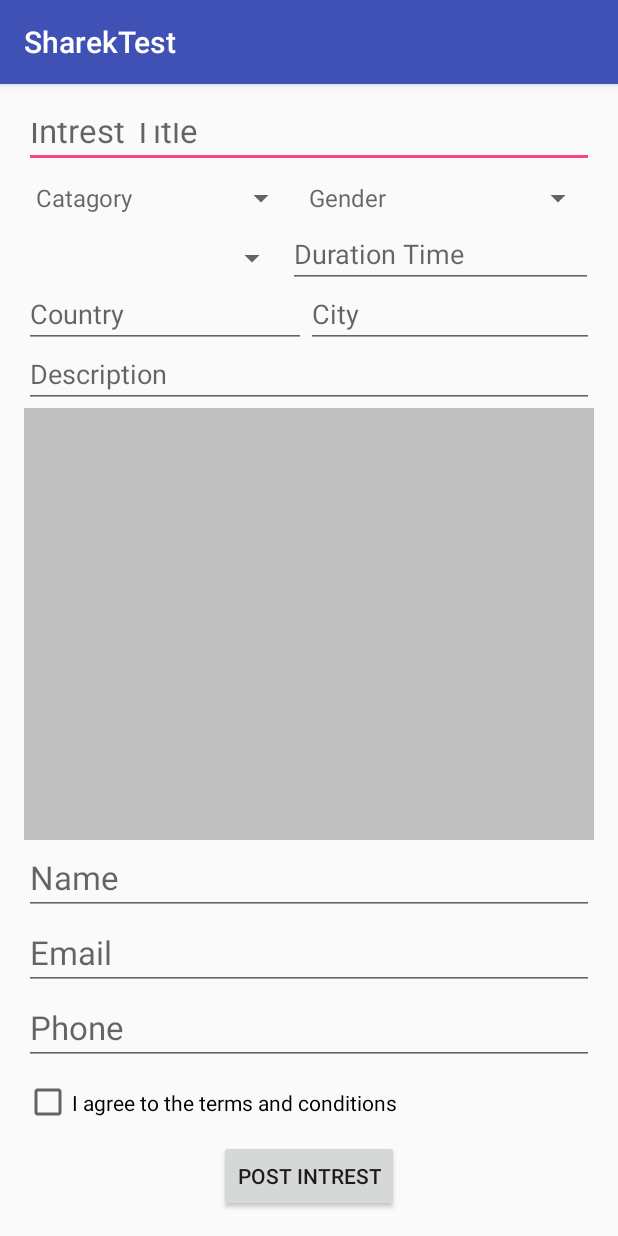
After one commit to khalidnaser2323/SharekTest, an Android app: the AddIntrest screen opened directly, with no data from a screen before it, on a phone screen of 412 x 824 dp. The commit adds this screen. Run offline under Robolectric (Android 15) with nearby library versions, the phone set to English and light mode, and no system bars.

Commit message:
Add add intrest page and creat custom array adaptor to spinner for edit spinner hint

```diff
--- a/app/src/main/AndroidManifest.xml
+++ b/app/src/main/AndroidManifest.xml
@@ -64,7 +64,8 @@
         <activity
             android:name=".ContactUs"
             android:label="@string/title_activity_contact_us"
-            android:theme="@style/AppTheme.NoActionBar"></activity>
+            android:theme="@style/AppTheme.NoActionBar" />
+        <activity android:name=".AddIntrest"></activity>
     </application>
 
 </manifest>
--- /dev/null
+++ b/app/src/main/java/com/example/khalid/sharektest/AddIntrest.java
@@ -0,0 +1,154 @@
+package com.example.khalid.sharektest;
+
+import android.content.Context;
+import android.support.v7.app.AppCompatActivity;
+import android.os.Bundle;
+import android.view.View;
+import android.view.ViewGroup;
+import android.widget.AdapterView;
+import android.widget.ArrayAdapter;
+import android.widget.Button;
+import android.widget.CheckBox;
+import android.widget.EditText;
+import android.widget.Spinner;
+import android.widget.TextView;
+import android.widget.Toast;
+
+import java.util.ArrayList;
+import java.util.List;
+
+public class AddIntrest extends AppCompatActivity implements AdapterView.OnItemSelectedListener ,View.OnClickListener{
+    EditText name ,phone,mail,intrestTitle,description,time,country,city;
+    Spinner gender,duration,catagory;
+    CheckBox checkBox;
+    Button post;
+    Boolean check;
+    String genderitem,catitem;
+
+    @Override
+    protected void onCreate(Bundle savedInstanceState) {
+        super.onCreate(savedInstanceState);
+        setContentView(R.layout.activity_add_intrest);
+        name=(EditText)findViewById(R.id.addintrest_name_textView17);
+        phone = (EditText) findViewById(R.id.addintrest_phone_textView19);
+        mail=(EditText)findViewById(R.id.addintrest_email_textView18);
+        intrestTitle=(EditText)findViewById(R.id.addintrest_intresttitle_textView12);
+        description=(EditText)findViewById(R.id.addintrest_description_textView16);
+        time=(EditText)findViewById(R.id.addintrest_durationtime_textView13);
+        country=(EditText)findViewById(R.id.addintrest_Country_textView14);
+        city=(EditText)findViewById(R.id.addintrest_city_textView15);
+        checkBox=(CheckBox)findViewById(R.id.addintrest_checkBox2);
+        post=(Button)findViewById(R.id.addintrest_post_button);
+        post.setOnClickListener(this);
+
+        gender= (Spinner) findViewById(R.id.addintrest_gender_spinner2);
+        catagory=(Spinner)findViewById(R.id.addintrest_catagory_spinner);
+        catagory.setOnItemSelectedListener(this);
+
+
+        // Spinner click listener
+        gender.setOnItemSelectedListener(this);
+
+        // Spinner Drop down elements
+
+
+        // Creating adapter for spinner
+        SpinnerCustomArrayAdapter genderarr =  new SpinnerCustomArrayAdapter(this, android.R.layout.simple_spinner_dropdown_item);
+
+    genderarr.setDropDownViewResource(android.R.layout.simple_spinner_dropdown_item);
+    genderarr.add("Male");
+    genderarr.add("Female");
+    genderarr.add("Gender");
+
+    gender.setAdapter(genderarr);
+    gender.setSelection(genderarr.getCount()); //display hint
+    SpinnerCustomArrayAdapter catagoryarr =  new SpinnerCustomArrayAdapter(this, android.R.layout.simple_spinner_dropdown_item);
+
+        catagoryarr.setDropDownViewResource(android.R.layout.simple_spinner_dropdown_item);
+        catagoryarr.add("sss");
+        catagoryarr.add("fffffff");
+        catagoryarr.add("Catagory");
+
+        catagory.setAdapter(catagoryarr);
+        catagory.setSelection(catagoryarr.getCount());
+
+
+
+
+
+    }
+
+    @Override
+    public void onItemSelected(AdapterView<?> parent, View view, int position, long id) {
+        Spinner spinner = (Spinner) parent;
+        if(spinner.getId() == R.id.addintrest_gender_spinner2)
+        {
+             genderitem = parent.getItemAtPosition(position).toString();
+
+            // Showing selected spinner item
+
+        }
+        else if(spinner.getId() == R.id.addintrest_catagory_spinner)
+        {
+             catitem = parent.getItemAtPosition(position).toString();
+        }
+
+
+
+    }
+
+    @Override
+    public void onNothingSelected(AdapterView<?> parent) {
+
+    }
+
+    @Override
+    public void onClick(View v) {if (v==post){
+        String Sname=name.getText().toString();
+        String Sphone=phone.getText().toString();
+        String Smail=mail.getText().toString();
+        String SintrestTitle=intrestTitle.getText().toString();
+        String Sdescription=description.getText().toString();
+        String Stime=time.getText().toString();
+        String Scountry=country.getText().toString();
+        String Scity=city.getText().toString();
+        if (check=checkBox.isChecked()){
+            Toast.makeText(AddIntrest.this, Sname+" .."+'\n'+Sphone+" .."+'\n'+
+                    Smail+" .."+'\n'+Scity+" .."+'\n'+Scountry+" .."+'\n'+Stime+" .."+'\n'+Sdescription+" .."+'\n'+SintrestTitle+" .."+'\n'+catitem+" .."+'\n'+genderitem
+                    , Toast.LENGTH_LONG).show();
+        }
+        else {
+            Toast.makeText(AddIntrest.this, "Please", Toast.LENGTH_SHORT).show();
+        }
+
+
+
+    }}
+
+
+
+    // make a Custom ArrayAdapter to Spinner to make hint
+public class SpinnerCustomArrayAdapter extends ArrayAdapter<String>{
+    public SpinnerCustomArrayAdapter(Context context, int resource) {
+        super(context, resource);
+    }
+    @Override
+    public View getView(int position, View convertView, ViewGroup parent) {
+
+        View v = super.getView(position, convertView, parent);
+        if (position == getCount()) {
+            ((TextView)v.findViewById(android.R.id.text1)).setText("");
+            ((TextView)v.findViewById(android.R.id.text1)).setHint(getItem(getCount())); //"Hint to be displayed"
+        }
+
+        return v;
+    }
+
+    @Override
+    public int getCount() {
+        return super.getCount()-1; // you dont display last item. It is used as hint.
+    }
+
+}
+
+}
--- a/app/src/main/java/com/example/khalid/sharektest/MainActivity.java
+++ b/app/src/main/java/com/example/khalid/sharektest/MainActivity.java
@@ -77,6 +77,9 @@ public class MainActivity extends AppCompatActivity implements View.OnClickListe
 
         }
         if (v==loginbtn){
-            }
+            Intent intent=new Intent(this,ProductPage.class);
+            startActivity(intent);
+
+        }
 }
 }
--- /dev/null
+++ b/app/src/main/res/layout/activity_add_intrest.xml
@@ -0,0 +1,168 @@
+<?xml version="1.0" encoding="utf-8"?>
+<RelativeLayout xmlns:android="http://schemas.android.com/apk/res/android"
+    xmlns:tools="http://schemas.android.com/tools"
+    android:layout_width="match_parent"
+    android:layout_height="match_parent"
+    android:paddingBottom="@dimen/activity_vertical_margin"
+    android:paddingLeft="@dimen/activity_horizontal_margin"
+    android:paddingRight="@dimen/activity_horizontal_margin"
+    android:paddingTop="@dimen/activity_vertical_margin"
+    tools:context="com.example.khalid.sharektest.AddIntrest">
+
+    <EditText
+        android:layout_width="wrap_content"
+        android:layout_height="40dp"
+        android:textAppearance="?android:attr/textAppearanceLarge"
+        android:id="@+id/addintrest_intresttitle_textView12"
+        android:layout_alignParentTop="true"
+        android:layout_alignParentLeft="true"
+        android:layout_alignParentStart="true"
+        android:layout_alignParentRight="true"
+        android:layout_alignParentEnd="true"
+        android:hint="Intrest Title" />
+
+    <LinearLayout
+        android:orientation="horizontal"
+        android:layout_width="match_parent"
+        android:layout_height="40dp"
+        android:layout_below="@+id/addintrest_intresttitle_textView12"
+        android:layout_alignParentLeft="true"
+        android:layout_alignParentStart="true"
+        android:id="@+id/linearLayout3">
+
+        <Spinner
+            android:layout_width="wrap_content"
+            android:layout_height="40dp"
+            android:id="@+id/addintrest_catagory_spinner"
+            android:layout_weight=".5"
+            android:spinnerMode="dropdown" />
+
+        <Spinner
+            android:layout_width="wrap_content"
+            android:layout_height="40dp"
+            android:id="@+id/addintrest_gender_spinner2"
+            android:layout_weight=".5" />
+    </LinearLayout>
+
+    <LinearLayout
+        android:orientation="horizontal"
+        android:layout_width="match_parent"
+        android:layout_height="40dp"
+        android:layout_below="@+id/linearLayout3"
+        android:layout_alignParentLeft="true"
+        android:layout_alignParentStart="true"
+        android:id="@+id/linearLayout4">
+
+        <Spinner
+            android:layout_width="160dp"
+            android:layout_height="match_parent"
+            android:id="@+id/addintrest__duration_spinner3"
+            android:layout_weight="0.16"
+            android:layout_gravity="center_vertical"
+            android:spinnerMode="dropdown" />
+
+        <EditText
+            android:layout_width="wrap_content"
+            android:layout_height="match_parent"
+            android:textAppearance="?android:attr/textAppearanceMedium"
+            android:id="@+id/addintrest_durationtime_textView13"
+            android:layout_weight="0.79"
+            android:hint="Duration Time" />
+    </LinearLayout>
+
+    <LinearLayout
+        android:orientation="horizontal"
+        android:layout_width="match_parent"
+        android:layout_height="40dp"
+        android:layout_below="@+id/linearLayout4"
+        android:layout_alignParentLeft="true"
+        android:layout_alignParentStart="true"
+        android:id="@+id/linearLayout5">
+
+        <EditText
+            android:layout_width="wrap_content"
+            android:layout_height="40dp"
+            android:textAppearance="?android:attr/textAppearanceMedium"
+            android:id="@+id/addintrest_Country_textView14"
+            android:layout_weight="0.77"
+            android:hint="Country" />
+
+        <EditText
+            android:layout_width="wrap_content"
+            android:layout_height="40dp"
+            android:textAppearance="?android:attr/textAppearanceMedium"
+            android:id="@+id/addintrest_city_textView15"
+            android:layout_weight="1"
+            android:hint="City" />
+    </LinearLayout>
+
+    <EditText
+        android:layout_width="match_parent"
+        android:layout_height="40dp"
+        android:textAppearance="?android:attr/textAppearanceMedium"
+        android:id="@+id/addintrest_description_textView16"
+        android:layout_below="@+id/linearLayout5"
+        android:layout_alignParentLeft="true"
+        android:layout_alignParentStart="true"
+        android:hint="Description" />
+    <View
+        android:layout_width="fill_parent"
+        android:layout_height="2dp"
+        android:background="#c0c0c0"
+        android:layout_above="@+id/linearLayout6"
+        android:layout_alignParentLeft="true"
+        android:layout_alignParentStart="true"
+        android:layout_below="@+id/addintrest_description_textView16"
+        android:layout_alignParentEnd="true" />
+
+    <LinearLayout
+        android:orientation="vertical"
+        android:layout_width="match_parent"
+        android:layout_height="200dp"
+        android:id="@+id/linearLayout6"
+        android:layout_above="@+id/addintrest_post_button"
+        android:layout_alignParentLeft="true"
+        android:layout_alignParentStart="true">
+
+        <EditText
+            android:layout_width="match_parent"
+            android:layout_height="50dp"
+            android:textAppearance="?android:attr/textAppearanceLarge"
+            android:id="@+id/addintrest_name_textView17"
+            android:inputType="textPersonName"
+            android:hint="Name" />
+
+        <EditText
+            android:layout_width="match_parent"
+            android:layout_height="50dp"
+            android:textAppearance="?android:attr/textAppearanceLarge"
+            android:inputType="textEmailAddress"
+            android:id="@+id/addintrest_email_textView18"
+            android:hint="Email" />
+
+        <EditText
+            android:layout_width="match_parent"
+            android:layout_height="50dp"
+            android:inputType="phone"
+            android:textAppearance="?android:attr/textAppearanceLarge"
+            android:id="@+id/addintrest_phone_textView19"
+            android:hint="Phone" />
+
+        <CheckBox
+            android:layout_width="match_parent"
+            android:layout_height="50dp"
+            android:text="I agree to the terms and conditions"
+            android:id="@+id/addintrest_checkBox2"
+            android:checked="false" />
+
+    </LinearLayout>
+
+    <Button
+        android:layout_width="wrap_content"
+        android:layout_height="wrap_content"
+        android:text="Post Intrest"
+        android:id="@+id/addintrest_post_button"
+        android:layout_alignParentBottom="true"
+        android:layout_centerHorizontal="true" />
+
+</RelativeLayout>
```
